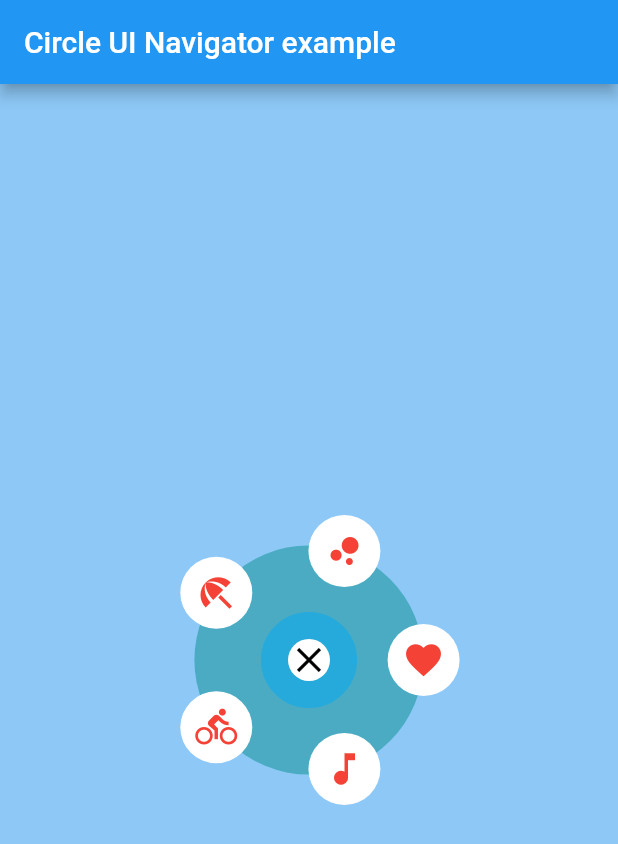
After one commit to Swirastlynn/circle_ui_navigator, a Flutter app: the screen it shows after launch, on a phone screen of 412 x 824 dp. The commit adds this screen. Shown: the top 844 px of the screen. Run offline on Flutter 3.47's test engine with Material 2 defaults, Android fonts, the phone set to English and light mode, and no system bars; our stand-ins replace equatable.

Commit message:
names refactoring

```diff
--- a/lib/animated_circle_navigator.dart
+++ b/lib/animated_icons_circle.dart
@@ -1,16 +1,16 @@
 import 'package:circle_ui_navigator/constants.dart';
 import 'package:flutter/material.dart';
 
-class AnimatedCircleNavigator extends StatefulWidget {
-  const AnimatedCircleNavigator({required this.child, super.key});
+class AnimatedIconsCircle extends StatefulWidget {
+  const AnimatedIconsCircle({required this.child, super.key});
 
   final Widget child;
 
   @override
-  State<AnimatedCircleNavigator> createState() => _AnimatedCircleNavigatorState();
+  State<AnimatedIconsCircle> createState() => _AnimatedIconsCircleState();
 }
 
-class _AnimatedCircleNavigatorState extends State<AnimatedCircleNavigator> with TickerProviderStateMixin {
+class _AnimatedIconsCircleState extends State<AnimatedIconsCircle> with TickerProviderStateMixin {
   double scale = 1.0;
 
   late final AnimationController _controller = AnimationController(
--- a/lib/circle_navigator.dart
+++ b/lib/circle_navigator.dart
@@ -1,94 +1,49 @@
-import 'dart:math';
-import 'package:circle_ui_navigator/animated_circle_navigator.dart';
-import 'package:circle_ui_navigator/tappable_icon.dart';
+import 'package:circle_ui_navigator/animated_ripple_background.dart';
+import 'package:circle_ui_navigator/icons_circle.dart';
 import 'package:circle_ui_navigator/tappable_icon_data.dart';
 import 'package:flutter/material.dart';
+import 'package:flutter/services.dart';
 
 class CircleNavigator extends StatelessWidget {
   const CircleNavigator({
     Key? key,
     required this.icons,
-    required this.closeIcon,
   }) : super(key: key);
 
-  final List<TappableIconData> icons;
-  final TappableIconData closeIcon;
+  final List<IconData> icons;
 
   @override
   Widget build(BuildContext context) {
-    return Center(
-      child: AnimatedCircleNavigator(
-        child: IconsPositionedOnCircle(
-          icons: icons,
-          closeIcon: closeIcon,
+    return Stack(
+      children: [
+        AnimatedRippleBackground(rippleColor: Colors.blue.withOpacity(0.5)),
+        IconsCircle(
+          icons: List.generate(
+            icons.length,
+            (index) => TappableIconData(
+                data: icons[index],
+                onTap: () {
+                  /**
+                  * add navigation call based on your navigation setup
+                  */
+                }),
+          ),
+          closeIcon: TappableIconData(
+              data: Icons.close,
+              onTap: () {
+                /**
+                 * add navigation call based on your navigation setup
+                 */
+
+                // example works on Android
+                if (Navigator.canPop(context)) {
+                  Navigator.pop(context);
+                } else {
+                  SystemNavigator.pop();
+                }
+              }),
         ),
-      ),
+      ],
     );
   }
 }
-
-class IconsPositionedOnCircle extends StatelessWidget {
-  const IconsPositionedOnCircle({
-    super.key,
-    required this.icons,
-    required this.closeIcon,
-  });
-
-  final List<TappableIconData> icons;
-  final TappableIconData closeIcon;
-
-  @override
-  Widget build(BuildContext context) {
-    const double iconSize = 48.0;
-    const double iconRadius = iconSize / 2;
-    final double radius = (icons.length * iconSize * 2) / (2 * pi);
-
-    return SizedBox(
-      width: radius * 2 + iconSize,
-      height: radius * 2 + iconSize,
-      child: Stack(
-        children: [
-          Center(
-            child: Container(
-              width: radius * 2,
-              height: radius * 2,
-              decoration: const BoxDecoration(
-                color: Color.fromARGB(255, 74, 171, 195), // todo param
-                shape: BoxShape.circle,
-              ),
-            ),
-          ),
-          ...List.generate(
-            icons.length,
-            (index) {
-              final double angle = 2 * pi * index / icons.length;
-              final double x = radius + radius * cos(angle) - iconSize / 2 + iconRadius;
-              final double y = radius + radius * sin(angle) - iconSize / 2 + iconRadius;
-              return Positioned(
-                left: x,
-                top: y,
-                width: iconSize,
-                height: iconSize,
-                child: TappableIcon(
-                  tappableIconData: icons[index],
-                  iconColor: Colors.red, // todo different colors possibility
-                ),
-              );
-            },
-          ),
-          Center(
-            child: Positioned(
-              width: iconSize,
-              height: iconSize,
-              child: TappableIcon(
-                tappableIconData: closeIcon,
-                iconColor: Colors.black, // todo different colors possibility
-                outerBorderColor: Colors.lightBlue.withOpacity(0.5),
-              ),
-            ),
-          ),
-        ],
-      ),
-    );
-  }
-}
--- /dev/null
+++ b/lib/icons_circle.dart
@@ -0,0 +1,94 @@
+import 'dart:math';
+import 'package:circle_ui_navigator/animated_icons_circle.dart';
+import 'package:circle_ui_navigator/tappable_icon.dart';
+import 'package:circle_ui_navigator/tappable_icon_data.dart';
+import 'package:flutter/material.dart';
+
+class IconsCircle extends StatelessWidget {
+  const IconsCircle({
+    Key? key,
+    required this.icons,
+    required this.closeIcon,
+  }) : super(key: key);
+
+  final List<TappableIconData> icons;
+  final TappableIconData closeIcon;
+
+  @override
+  Widget build(BuildContext context) {
+    return Center(
+      child: AnimatedIconsCircle(
+        child: IconsPositionedOnCircle(
+          icons: icons,
+          closeIcon: closeIcon,
+        ),
+      ),
+    );
+  }
+}
+
+class IconsPositionedOnCircle extends StatelessWidget {
+  const IconsPositionedOnCircle({
+    super.key,
+    required this.icons,
+    required this.closeIcon,
+  });
+
+  final List<TappableIconData> icons;
+  final TappableIconData closeIcon;
+
+  @override
+  Widget build(BuildContext context) {
+    const double iconSize = 48.0;
+    const double iconRadius = iconSize / 2;
+    final double radius = (icons.length * iconSize * 2) / (2 * pi);
+
+    return SizedBox(
+      width: radius * 2 + iconSize,
+      height: radius * 2 + iconSize,
+      child: Stack(
+        children: [
+          Center(
+            child: Container(
+              width: radius * 2,
+              height: radius * 2,
+              decoration: const BoxDecoration(
+                color: Color.fromARGB(255, 74, 171, 195), // todo param
+                shape: BoxShape.circle,
+              ),
+            ),
+          ),
+          ...List.generate(
+            icons.length,
+            (index) {
+              final double angle = 2 * pi * index / icons.length;
+              final double x = radius + radius * cos(angle) - iconSize / 2 + iconRadius;
+              final double y = radius + radius * sin(angle) - iconSize / 2 + iconRadius;
+              return Positioned(
+                left: x,
+                top: y,
+                width: iconSize,
+                height: iconSize,
+                child: TappableIcon(
+                  tappableIconData: icons[index],
+                  iconColor: Colors.red, // todo different colors possibility
+                ),
+              );
+            },
+          ),
+          Center(
+            child: Positioned(
+              width: iconSize,
+              height: iconSize,
+              child: TappableIcon(
+                tappableIconData: closeIcon,
+                iconColor: Colors.black, // todo different colors possibility
+                outerBorderColor: Colors.lightBlue.withOpacity(0.5),
+              ),
+            ),
+          ),
+        ],
+      ),
+    );
+  }
+}
```
Also changed, not shown: example/lib/main.dart (+1 -34 lines).
